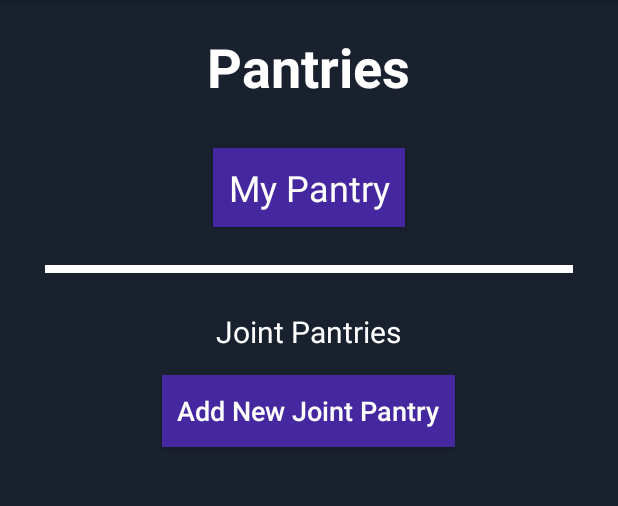
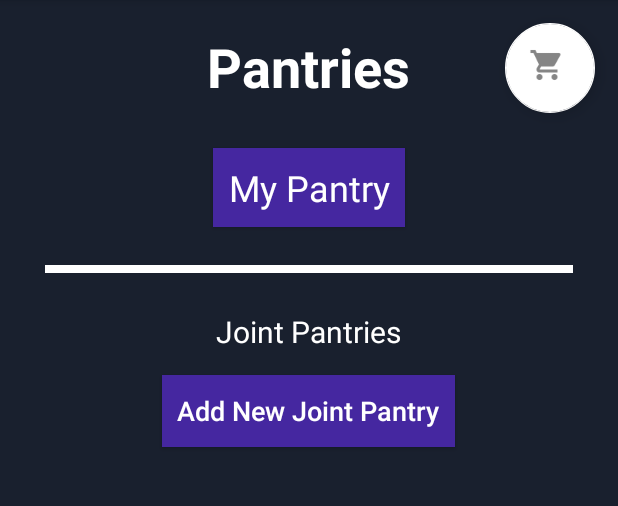
Before and after one commit to tribby5/PantryPals, an Android app: the fragment PantryTabFragment shown on its own in the app's theme, on a phone screen of 412 x 824 dp, the part 84-590 px from its top. Run offline under Robolectric (Android 15) with nearby library versions, the phone set to English and light mode, and no system bars; our stand-ins replace Firebase (no records; nobody signed in at launch, a user with empty details on screens opened directly); 1 statement that could not run was skipped.

Commit message:
created basic format of grocery list screen

```diff
--- a/app/src/main/res/layout/fragment_pantry.xml
+++ b/app/src/main/res/layout/fragment_pantry.xml
@@ -1,12 +1,28 @@
-<LinearLayout xmlns:android="http://schemas.android.com/apk/res/android"
+<FrameLayout xmlns:android="http://schemas.android.com/apk/res/android"
     xmlns:app="http://schemas.android.com/apk/res-auto"
     xmlns:tools="http://schemas.android.com/tools"
     android:layout_width="match_parent"
     android:layout_height="match_parent"
     tools:context="pantrypals.pantry.PantryTabFragment"
+    android:background="@color/colorPrimaryDark">
+
+    <android.support.design.widget.FloatingActionButton
+        android:id="@+id/fab"
+        android:layout_width="60dp"
+        android:layout_height="60dp"
+        android:src="@drawable/shopping_cart_icon_light"
+        app:backgroundTint="@android:color/white"
+        android:layout_marginTop="15dp"
+        android:layout_gravity="top|right"
+        android:layout_marginEnd="15dp">
+    </android.support.design.widget.FloatingActionButton>
+
+
+    <LinearLayout
+        android:layout_width="match_parent"
+        android:layout_height="match_parent"
         android:background="@color/colorPrimaryDark"
-    android:orientation="vertical"
-    >
+        android:orientation="vertical">
 
         <TextView
             android:id="@+id/pantry_title"
@@ -85,7 +101,7 @@
           ></ListView>
         <!-- android:background="@drawable/border_ui" -->
 
+    </LinearLayout>
 
 
-
-</LinearLayout>
+</FrameLayout>
--- a/app/src/main/res/values/strings.xml
+++ b/app/src/main/res/values/strings.xml
@@ -73,6 +73,9 @@
     <string name="expiration_date">Expiration Date</string>
     <string name="units">Units</string>
 
+    <!-- Grocery List-->
+    <string name="my_grocery_list">My Grocery List</string>
+
 
     <!-- Joint Pantry -->
     <string name="joint_pantry">Joint Pantry</string>
```
Also changed, not shown: app/src/main/java/pantrypals/pantry/GroceryItemAdapter.java (added, +32 -0 lines), app/src/main/java/pantrypals/pantry/GroceryListFragment.java (added, +30 -0 lines), app/src/main/java/pantrypals/pantry/PantryTabFragment.java (+20 -0 lines), app/src/main/res/layout/fragment_grocery_list.xml (added, +41 -0 lines), app/src/main/res/layout/grocery_list_item.xml (added, +34 -0 lines), app/src/main/res/drawable-hdpi/groceryListIcon.png (deleted), app/src/main/res/drawable-hdpi/shopping_cart_icon_dark.png (added), app/src/main/res/drawable-hdpi/shopping_cart_icon_light.png (added), app/src/main/res/drawable-mdpi/groceryListIcon.png (deleted), app/src/main/res/drawable-mdpi/shopping_cart_icon_dark.png (added), app/src/main/res/drawable-mdpi/shopping_cart_icon_light.png (added), app/src/main/res/drawable-xhdpi/grocery_list_icon.png (renamed from app/src/main/res/drawable-xhdpi/groceryListIcon.png), app/src/main/res/drawable-xhdpi/shopping_cart_icon_dark.png (added), app/src/main/res/drawable-xhdpi/shopping_cart_icon_light.png (added), 3 more files. Lines whose indentation alone changed are shown as unchanged.
